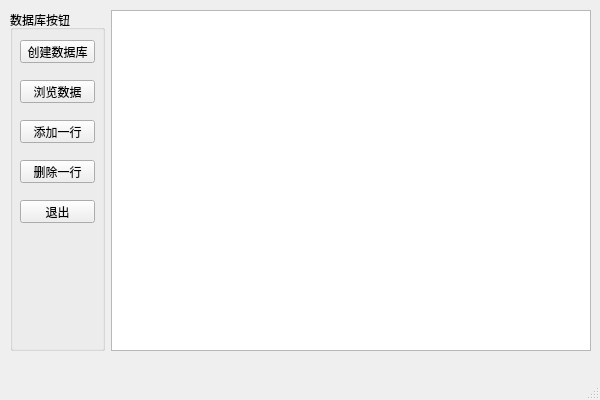
Old version of the form PyQt_first/UseSQL.ui in the repository pccode21/PyQt5.
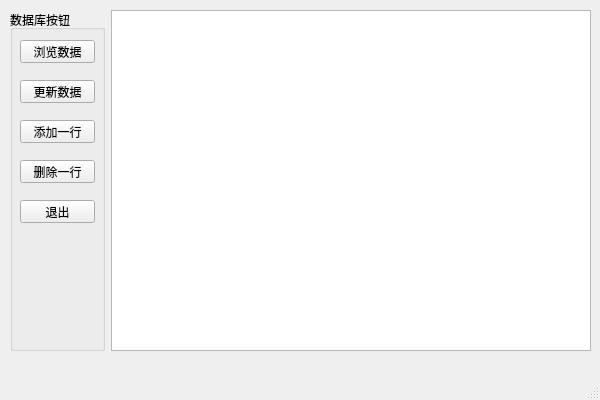
New version of the form. Icons and pictures are not drawn.

The edit to the form file:
```diff
--- a/PyQt_first/UseSQL.ui
+++ b/PyQt_first/UseSQL.ui
@@ -17,6 +17,9 @@
    <iconset>
     <normaloff>images/LOGO.ico</normaloff>images/LOGO.ico</iconset>
   </property>
+  <property name="styleSheet">
+   <string notr="true">background-image: url(:/images/bg.png);</string>
+  </property>
   <widget class="QWidget" name="centralwidget">
    <widget class="QWidget" name="gridLayoutWidget">
     <property name="geometry">
@@ -52,23 +55,23 @@
          </rect>
         </property>
         <property name="text">
-         <string>创建数据库</string>
-        </property>
-       </widget>
-       <widget class="QPushButton" name="b_view_data">
-        <property name="geometry">
-         <rect>
-          <x>10</x>
-          <y>70</y>
-          <width>75</width>
-          <height>23</height>
-         </rect>
-        </property>
-        <property name="text">
          <string>浏览数据</string>
         </property>
        </widget>
-       <widget class="QPushButton" name="b_add_row">
+       <widget class="QPushButton" name="up_data">
+        <property name="geometry">
+         <rect>
+          <x>10</x>
+          <y>70</y>
+          <width>75</width>
+          <height>23</height>
+         </rect>
+        </property>
+        <property name="text">
+         <string>更新数据</string>
+        </property>
+       </widget>
+       <widget class="QPushButton" name="add_row">
         <property name="geometry">
          <rect>
           <x>10</x>
```
Left out of the diff: 16 changed lines with no effect on the pictures.
